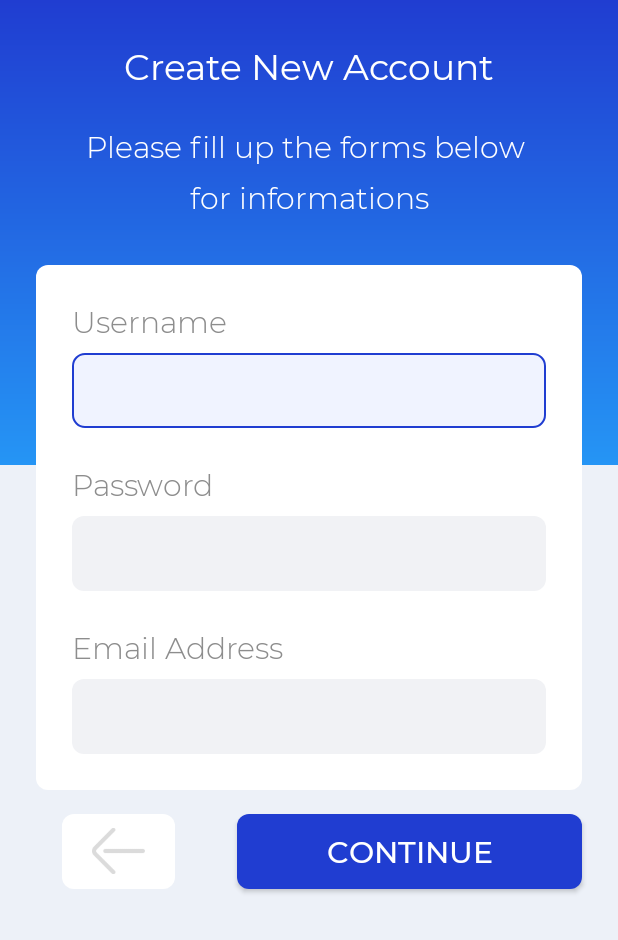
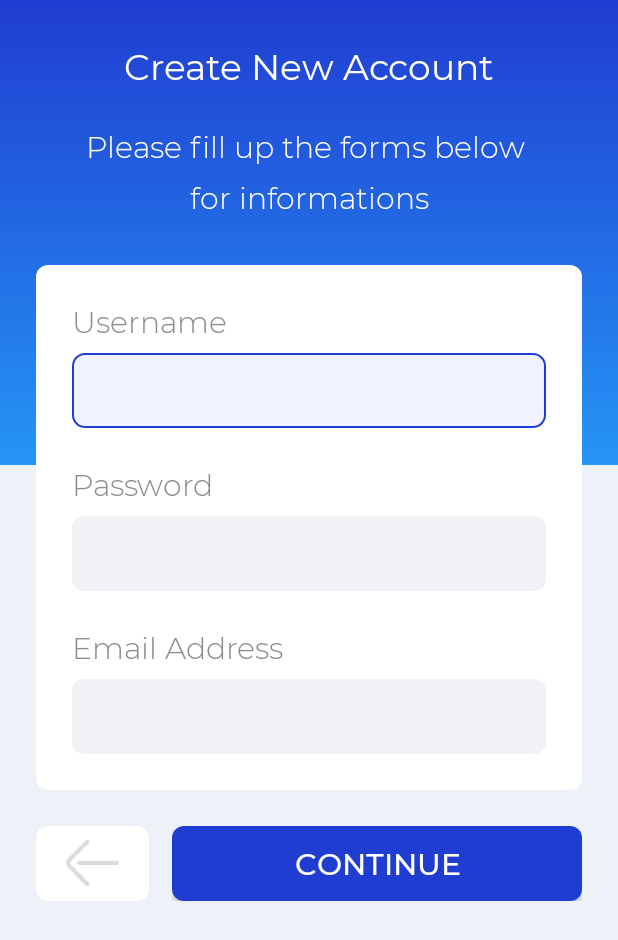
Before and after one commit to anugrahdev/TiketSaya.apk, an Android app: the RegisterOneAct screen opened directly, with no data from a screen before it, on a phone screen of 412 x 824 dp. Shown: the top 940 px of the screen. Run offline under Robolectric (Android 15) with nearby library versions, the phone set to English and light mode, and no system bars; our stand-ins replace Firebase (no records; nobody signed in at launch, a user with empty details on screens opened directly).

Commit message:
Update Reusable Components

```diff
--- a/app/src/main/res/layout/activity_register_one.xml
+++ b/app/src/main/res/layout/activity_register_one.xml
@@ -156,38 +156,55 @@
         </LinearLayout>
     </LinearLayout>
 
-    <Button
-        android:id="@+id/btn_continue"
-        android:layout_width="230dp"
-        android:layout_height="50dp"
-        android:layout_marginTop="16dp"
+    <LinearLayout
+        android:layout_width="match_parent"
+        android:layout_height="wrap_content"
+        android:orientation="horizontal"
+        android:weightSum="4"
+        android:layout_marginTop="24dp"
+        android:layout_marginStart="24dp"
         android:layout_marginEnd="24dp"
-        android:background="@drawable/bg_btn_blue_primary"
-        android:fontFamily="@font/mmedium"
-        android:text="Continue"
-        android:textColor="#fff"
-        android:textSize="20sp"
         app:layout_constraintEnd_toEndOf="parent"
-        app:layout_constraintTop_toBottomOf="@+id/linearLayout2" />
+        app:layout_constraintStart_toStartOf="parent"
+        app:layout_constraintTop_toBottomOf="@+id/linearLayout2">
+
+        <LinearLayout
+            android:layout_width="0dp"
+            android:layout_height="wrap_content"
+            android:layout_weight="1"
+            android:orientation="vertical">
+
 
             <LinearLayout
                 android:id="@+id/btn_back"
                 android:layout_width="75dp"
                 android:layout_height="50dp"
-        android:layout_marginStart="24dp"
-        android:layout_marginTop="16dp"
-        android:layout_marginEnd="24dp"
                 android:background="@drawable/bg_layout_white"
                 android:gravity="center"
                 android:orientation="vertical"
-        app:layout_constraintEnd_toStartOf="@+id/btn_continue"
-        app:layout_constraintStart_toStartOf="parent"
-        app:layout_constraintTop_toBottomOf="@+id/linearLayout2">
+                app:layout_constraintEnd_toStartOf="@+id/btn_buy_ticket"
+                >
 
                 <ImageView
                     android:layout_width="35dp"
                     android:layout_height="32dp"
                     android:src="@drawable/ic_back" />
             </LinearLayout>
+        </LinearLayout>
+
+        <LinearLayout
+            android:layout_width="0dp"
+            android:layout_height="wrap_content"
+            android:layout_weight="3"
+            android:orientation="vertical">
+
+            <Button
+                style="@style/btn_primary_blue_bg"
+                android:id="@+id/btn_continue"
+                android:text="Continue"
+                />
+
+        </LinearLayout>
+    </LinearLayout>
 
 </android.support.constraint.ConstraintLayout>
--- a/app/src/main/res/values/styles.xml
+++ b/app/src/main/res/values/styles.xml
@@ -8,4 +8,20 @@
         <item name="colorAccent">@color/colorAccent</item>
     </style>
 
+    <style name="btn_primary_blue_bg">
+        <item name="android:layout_width">match_parent</item>
+        <item name="android:layout_height">50dp</item>
+        <item name="android:background">@drawable/bg_btn_blue_primary</item>
+        <item name="android:fontFamily">@font/mmedium</item>
+        <item name="android:textColor">#fff</item>
+        <item name="android:textSize">20sp</item>
+    </style><style name="btn_primary_green_bg">
+        <item name="android:layout_width">match_parent</item>
+        <item name="android:layout_height">50dp</item>
+        <item name="android:background">@drawable/bg_btn_green_primary</item>
+        <item name="android:fontFamily">@font/mmedium</item>
+        <item name="android:textColor">#fff</item>
+        <item name="android:textSize">20sp</item>
+    </style>
+
 </resources>
```
Also changed, not shown: app/src/main/java/com/aeorsh/pixelninja/tiketsaya/RegisterOneAct.java (+19 -1 lines), app/src/main/res/layout/activity_edit_profile.xml (+2 -6 lines), app/src/main/res/layout/activity_my_ticket_detail.xml (+2 -7 lines), app/src/main/res/layout/activity_register_two.xml (+34 -17 lines), app/src/main/res/layout/activity_ticket_checkout.xml (+2 -7 lines), app/src/main/res/layout/activity_ticket_detail.xml (+2 -6 lines). Lines whose indentation alone changed are shown as unchanged.
